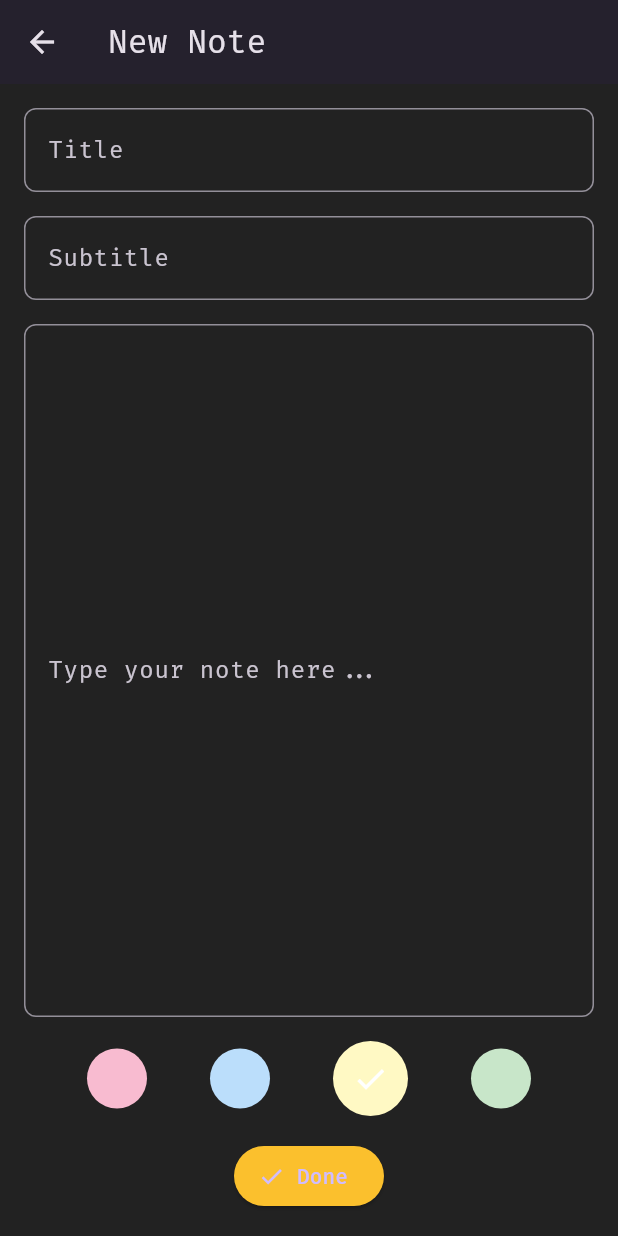
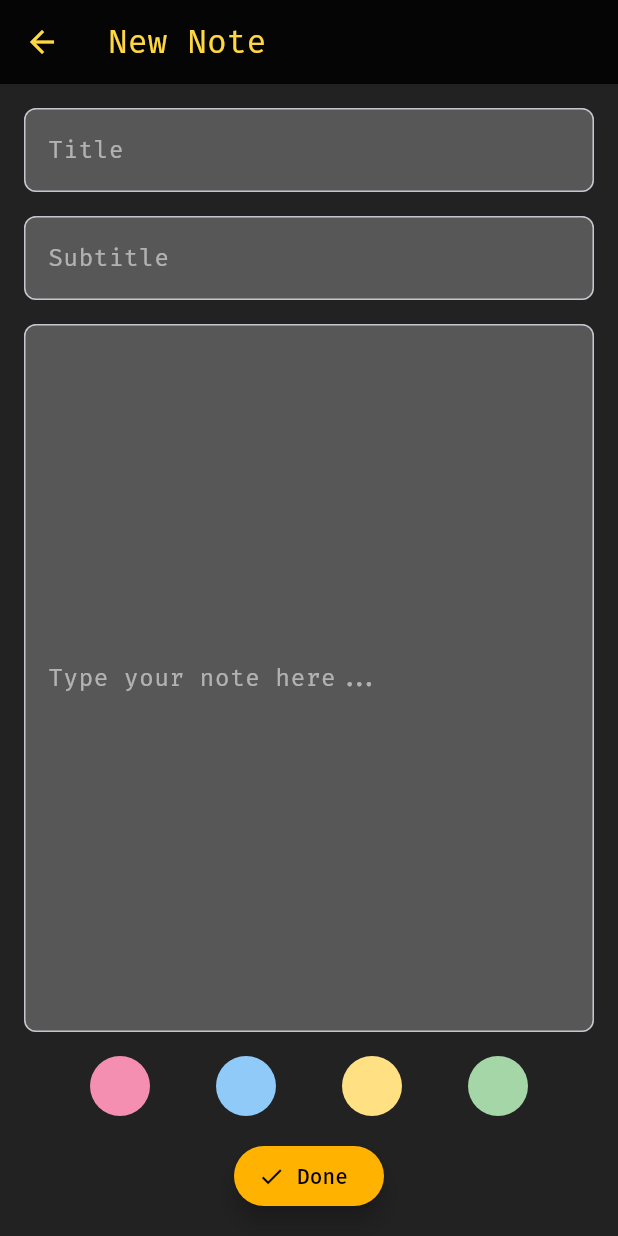
Before and after one commit to tahmid-chowdhury/NoteMe, a Flutter app: the screen it shows after launch, after a tap on the "add" icon, on a phone screen of 412 x 824 dp. Run offline on Flutter 3.47's test engine with Material 3 defaults, Android fonts, the phone set to English and light mode, and no system bars.

Commit message:
NewNoteScreen custom UI

```diff
--- a/lib/main.dart
+++ b/lib/main.dart
@@ -180,7 +180,7 @@ class _NewNoteScreenState extends State<NewNoteScreen> {
   TextEditingController titleController = TextEditingController();
   TextEditingController subtitleController = TextEditingController();
   TextEditingController contentController = TextEditingController();
-  Color selectedColor = Colors.yellow[100]!;
+  Color selectedColor = Colors.amber[100]!;
 
   void saveNote() {
     if (titleController.text.isEmpty) {
@@ -204,10 +204,10 @@ class _NewNoteScreenState extends State<NewNoteScreen> {
   Widget build(BuildContext context) {
     return Scaffold(
       appBar: AppBar(
-        title: Text('New Note'),
-        elevation: 4,
+        title: Text('New Note', style: TextStyle(color: Colors.amberAccent)),
+        backgroundColor: Colors.black87,
         leading: IconButton(
-          icon: Icon(Icons.arrow_back),
+          icon: Icon(Icons.arrow_back, color: Colors.amberAccent),
           onPressed: () {
             Navigator.pop(context);
           },
@@ -219,8 +219,12 @@ class _NewNoteScreenState extends State<NewNoteScreen> {
           children: [
             TextField(
               controller: titleController,
+              style: TextStyle(color: Colors.white),
               decoration: InputDecoration(
                 hintText: 'Title',
+                hintStyle: TextStyle(color: Colors.white54),
+                filled: true,
+                fillColor: Colors.white24,
                 border: OutlineInputBorder(
                   borderRadius: BorderRadius.circular(8),
                 ),
@@ -229,8 +233,12 @@ class _NewNoteScreenState extends State<NewNoteScreen> {
             SizedBox(height: 16),
             TextField(
               controller: subtitleController,
+              style: TextStyle(color: Colors.white),
               decoration: InputDecoration(
                 hintText: 'Subtitle',
+                hintStyle: TextStyle(color: Colors.white54),
+                filled: true,
+                fillColor: Colors.white24,
                 border: OutlineInputBorder(
                   borderRadius: BorderRadius.circular(8),
                 ),
@@ -242,8 +250,12 @@ class _NewNoteScreenState extends State<NewNoteScreen> {
                 controller: contentController,
                 maxLines: null,
                 expands: true,
+                style: TextStyle(color: Colors.white),
                 decoration: InputDecoration(
                   hintText: 'Type your note here...',
+                  hintStyle: TextStyle(color: Colors.white54),
+                  filled: true,
+                  fillColor: Colors.white24,
                   border: OutlineInputBorder(
                     borderRadius: BorderRadius.circular(8),
                   ),
@@ -254,19 +266,20 @@ class _NewNoteScreenState extends State<NewNoteScreen> {
             Row(
               mainAxisAlignment: MainAxisAlignment.spaceEvenly,
               children: [
-                _colorOption(Colors.pink[100]!),
-                _colorOption(Colors.blue[100]!),
-                _colorOption(Colors.yellow[100]!),
-                _colorOption(Colors.green[100]!),
+                _colorOption(Colors.pink[200]!),
+                _colorOption(Colors.blue[200]!),
+                _colorOption(Colors.amber[200]!),
+                _colorOption(Colors.green[200]!),
               ],
             ),
             SizedBox(height: 16),
             ElevatedButton.icon(
               onPressed: saveNote,
-              icon: Icon(Icons.done),
-              label: Text('Done'),
+              icon: Icon(Icons.done, color: Colors.black),
+              label: Text('Done', style: TextStyle(color: Colors.black)),
               style: ElevatedButton.styleFrom(
-                backgroundColor: Colors.yellow[700],
+                backgroundColor: Colors.amber[600],
+                elevation: 6,
               ),
             ),
           ],
```
